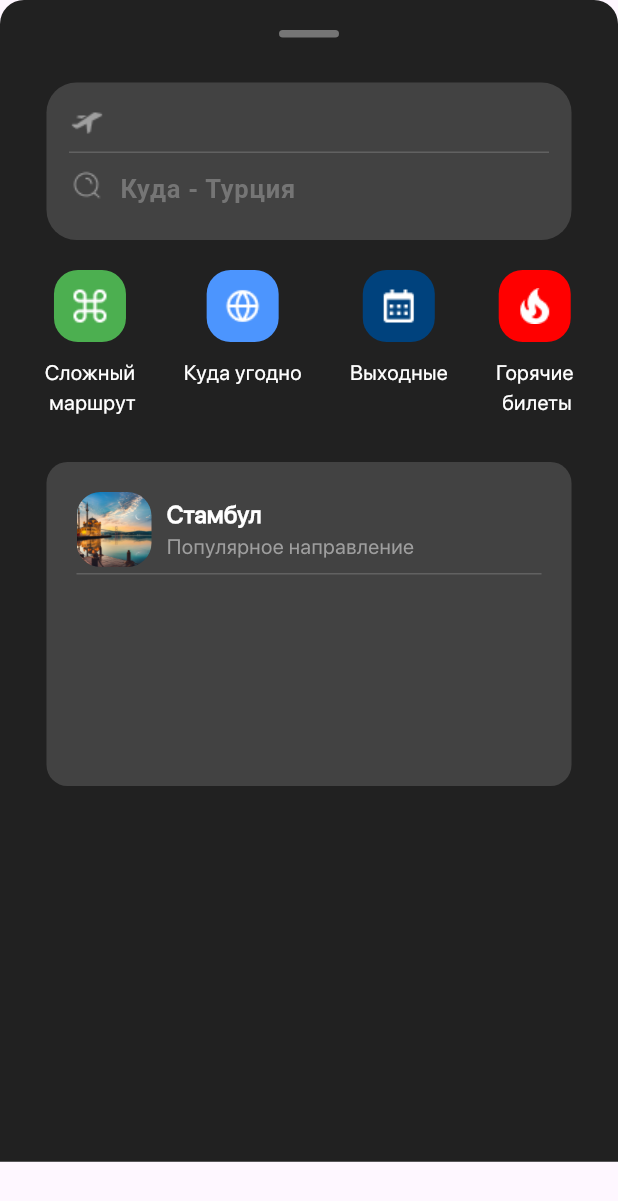
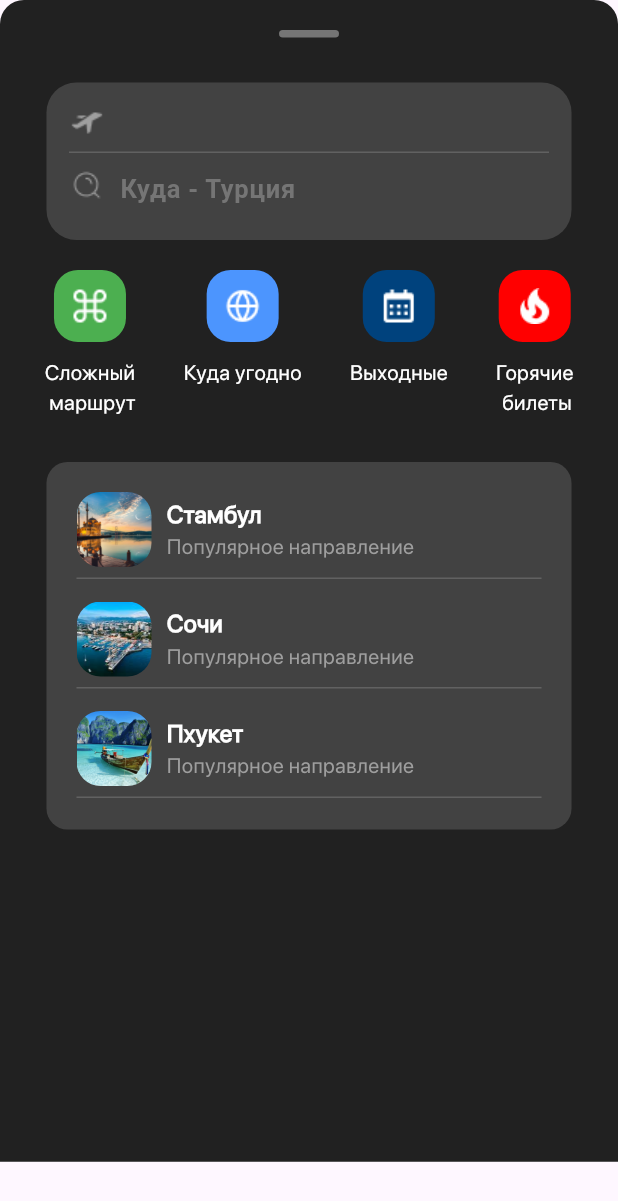
Before and after one commit to Zettaisha/avia_app, a Flutter app: the HomeBottomSheet widget shown alone on an empty page, opened directly with empty values, on a phone screen of 412 x 824 dp. Shown: the top 1201 px of the screen. Run offline on Flutter 3.47's test engine with Material 3 defaults, Android fonts, the phone set to English and light mode, and no system bars; our stand-ins replace dio, equatable, flutter_bloc, get_it, retrofit, shared_preferences; accounts and stored records are empty; generated files the repository leaves out were written again; network calls fail.

Commit message:
UI session 2 done

```diff
--- a/lib/core/constants/constants.dart
+++ b/lib/core/constants/constants.dart
@@ -23,4 +23,7 @@ const String sochiImagePath = 'lib/assets/images/sochi_photo.png';
 const String phuketImagePath = 'lib/assets/images/phuket_photo.png';
 const String stambulImagePath = 'lib/assets/images/stambul_photo.png';
 
+const String clearMarkIconImagePath =
+    'lib/assets/images/icons/clear_mark_icon.png';
+
 const String fontSfProDisplay = 'SF_Pro_Display';
--- a/lib/features/1_home_page/presentation/widgets/bottom_sheet.dart
+++ b/lib/features/1_home_page/presentation/widgets/bottom_sheet.dart
@@ -13,6 +13,7 @@ class HomeBottomSheet extends StatefulWidget {
 class _HomeBottomSheetState extends State<HomeBottomSheet> {
   final TextEditingController _textEditingControllerWhere =
       TextEditingController();
+  bool isClearIconVisible = false;
 
   @override
   Widget build(BuildContext context) {
@@ -104,6 +105,9 @@ class _HomeBottomSheetState extends State<HomeBottomSheet> {
                                       offset: filteredValue.length),
                                 );
                               }
+                              value.isNotEmpty
+                                  ? setState(() => isClearIconVisible = true)
+                                  : setState(() => isClearIconVisible = false);
                             },
                             style: const TextStyle(
                               color: Colors.white,
@@ -120,7 +124,19 @@ class _HomeBottomSheetState extends State<HomeBottomSheet> {
                                   fontSize: 17,
                                   fontWeight: FontWeight.bold,
                                 ),
+                                suffixIcon: isClearIconVisible
+                                    ? IconButton(
+                                        icon: const ImageIcon(
+                                          AssetImage(clearMarkIconImagePath),
+                                          color: Colors.white,
                                         ),
+                                        onPressed: () {
+                                          _textEditingControllerWhere.clear();
+                                          setState(
+                                              () => isClearIconVisible = false);
+                                        },
+                                      )
+                                    : null),
                           ),
                         ),
                       ),
@@ -262,7 +278,7 @@ class _HomeBottomSheetState extends State<HomeBottomSheet> {
           const SizedBox(height: 30),
           Container(
             padding: const EdgeInsets.all(20),
-            height: 216,
+            height: 245,
             width: 350,
             decoration: BoxDecoration(
                 color: Colors.grey[800],
@@ -307,7 +323,103 @@ class _HomeBottomSheetState extends State<HomeBottomSheet> {
                   ],
                 ),
                 const SizedBox(
-                  height: 4,
+                  height: 7,
+                ),
+                Container(
+                  height: 1,
+                  width: 320,
+                  color: Colors.grey[700],
+                ),
+                const SizedBox(
+                  height: 15,
+                ),
+                Row(
+                  children: [
+                    Padding(
+                      padding: const EdgeInsets.only(right: 10),
+                      child: ClipRRect(
+                        borderRadius: BorderRadius.circular(16),
+                        child: Image.asset(
+                          sochiImagePath,
+                          width: 50,
+                          height: 50,
+                          fit: BoxFit.cover,
+                        ),
+                      ),
+                    ),
+                    Column(
+                      crossAxisAlignment: CrossAxisAlignment.start,
+                      children: [
+                        Text(
+                          'Сочи',
+                          style: TextStyle(
+                              fontSize: 16,
+                              color: AppColors.white,
+                              fontFamily: fontSfProDisplay,
+                              fontWeight: FontWeight.w600),
+                        ),
+                        const Text(
+                          'Популярное направление',
+                          style: TextStyle(
+                            fontFamily: fontSfProDisplay,
+                            fontSize: 14,
+                            color: Colors.grey,
+                          ),
+                        )
+                      ],
+                    )
+                  ],
+                ),
+                const SizedBox(
+                  height: 7,
+                ),
+                Container(
+                  height: 1,
+                  width: 320,
+                  color: Colors.grey[700],
+                ),
+                const SizedBox(
+                  height: 15,
+                ),
+                Row(
+                  children: [
+                    Padding(
+                      padding: const EdgeInsets.only(right: 10),
+                      child: ClipRRect(
+                        borderRadius: BorderRadius.circular(16),
+                        child: Image.asset(
+                          phuketImagePath,
+                          width: 50,
+                          height: 50,
+                          fit: BoxFit.cover,
+                        ),
+                      ),
+                    ),
+                    Column(
+                      crossAxisAlignment: CrossAxisAlignment.start,
+                      children: [
+                        Text(
+                          'Пхукет',
+                          style: TextStyle(
+                              fontSize: 16,
+                              color: AppColors.white,
+                              fontFamily: fontSfProDisplay,
+                              fontWeight: FontWeight.w600),
+                        ),
+                        const Text(
+                          'Популярное направление',
+                          style: TextStyle(
+                            fontFamily: fontSfProDisplay,
+                            fontSize: 14,
+                            color: Colors.grey,
+                          ),
+                        )
+                      ],
+                    )
+                  ],
+                ),
+                const SizedBox(
+                  height: 7,
                 ),
                 Container(
                   height: 1,
--- a/pubspec.yaml
+++ b/pubspec.yaml
@@ -73,6 +73,7 @@ flutter:
     - lib/assets/images/icons/fire_icon.png
     - lib/assets/images/icons/globe_icon.png
     - lib/assets/images/icons/route_icon.png
+    - lib/assets/images/icons/clear_mark_icon.png
     - lib/assets/images/music_ticket_1.jpg
     - lib/assets/images/music_ticket_2.jpg
     - lib/assets/images/music_ticket_3.jpg
```
Also changed, not shown: lib/assets/images/icons/clear_mark_icon.png (added). Lines whose indentation alone changed are shown as unchanged.
